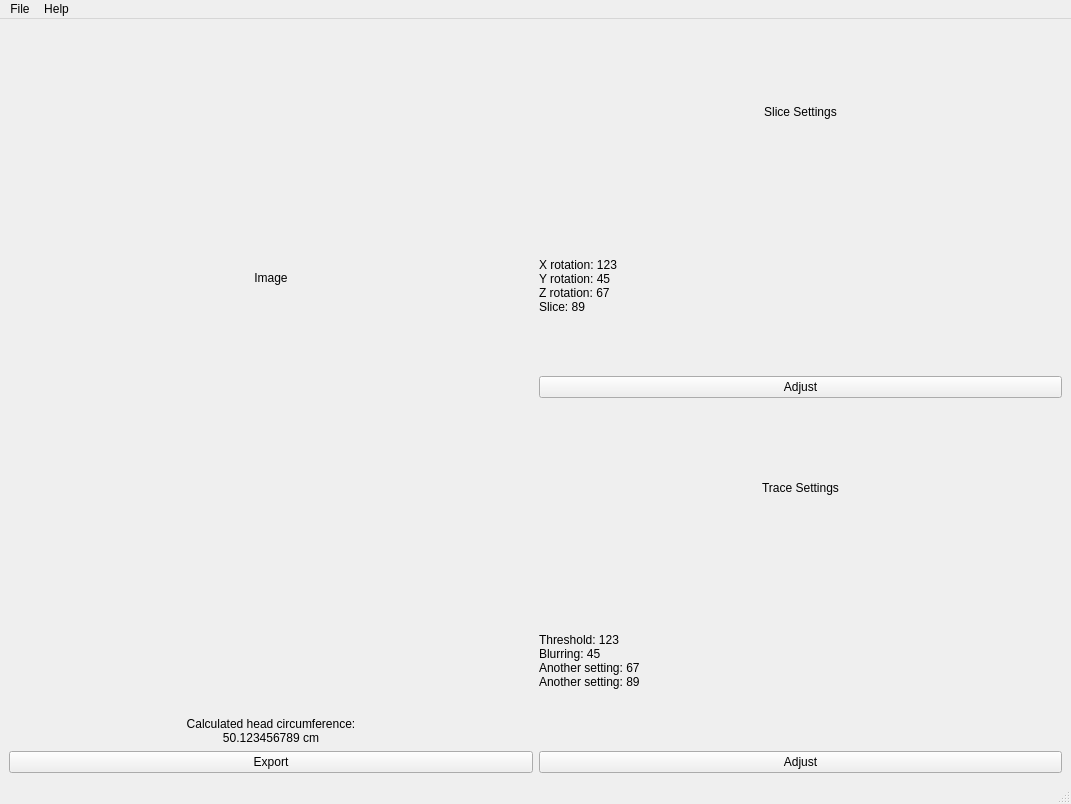
First picture: the form in src/GUI/circumference.ui, repository NIRALUser/NeuroRuler, before the edit.
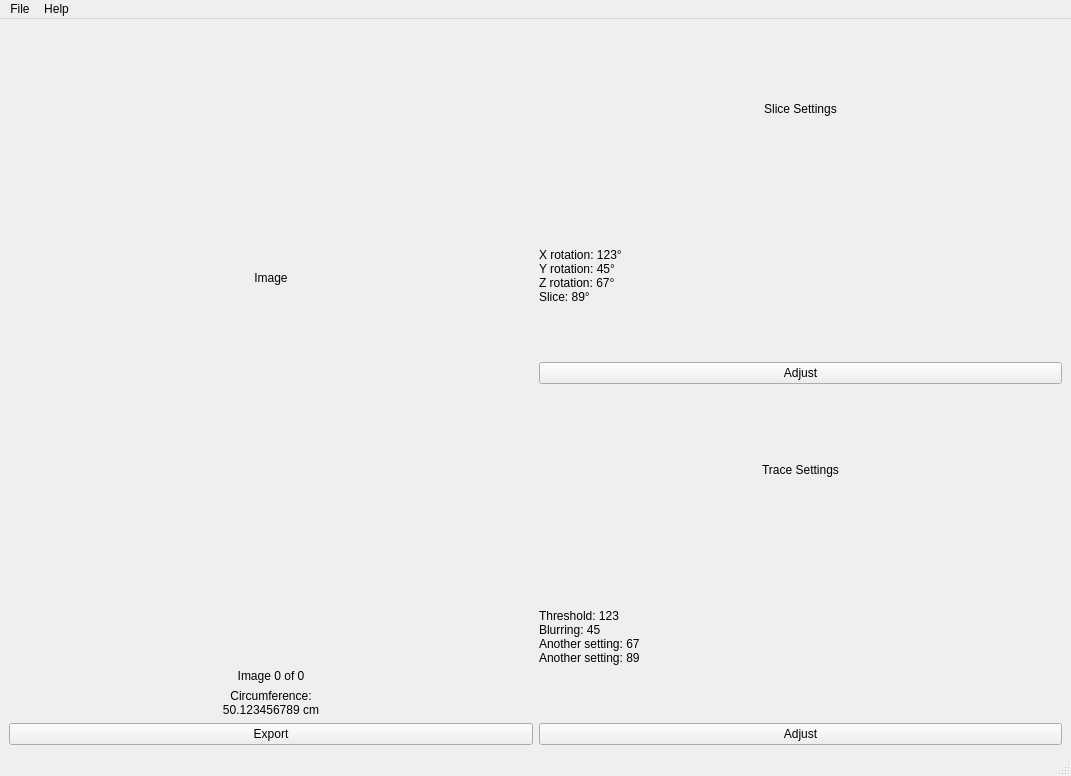
Second picture: the form after the edit.

```diff
--- a/src/GUI/circumference.ui
+++ b/src/GUI/circumference.ui
@@ -7,7 +7,7 @@
     <x>0</x>
     <y>0</y>
     <width>1071</width>
-    <height>804</height>
+    <height>776</height>
    </rect>
   </property>
   <property name="windowTitle">
@@ -52,7 +52,17 @@
       <item>
        <widget class="QLabel" name="circumference_text">
         <property name="text">
-         <string>Calculated head circumference:
+         <string>Image 0 of 0</string>
+        </property>
+        <property name="alignment">
+         <set>Qt::AlignCenter</set>
+        </property>
+       </widget>
+      </item>
+      <item>
+       <widget class="QLabel" name="circumference_label">
+        <property name="text">
+         <string>Circumference:
 50.123456789 cm</string>
         </property>
         <property name="alignment">
@@ -84,10 +94,10 @@
       <item>
        <widget class="QLabel" name="slice_settings_text">
         <property name="text">
-         <string>X rotation: 123
-Y rotation: 45
-Z rotation: 67
-Slice: 89</string>
+         <string>X rotation: 123°
+Y rotation: 45°
+Z rotation: 67°
+Slice: 89°</string>
         </property>
        </widget>
       </item>
```
Left out of the diff: 14 changed lines with no effect on the pictures.
